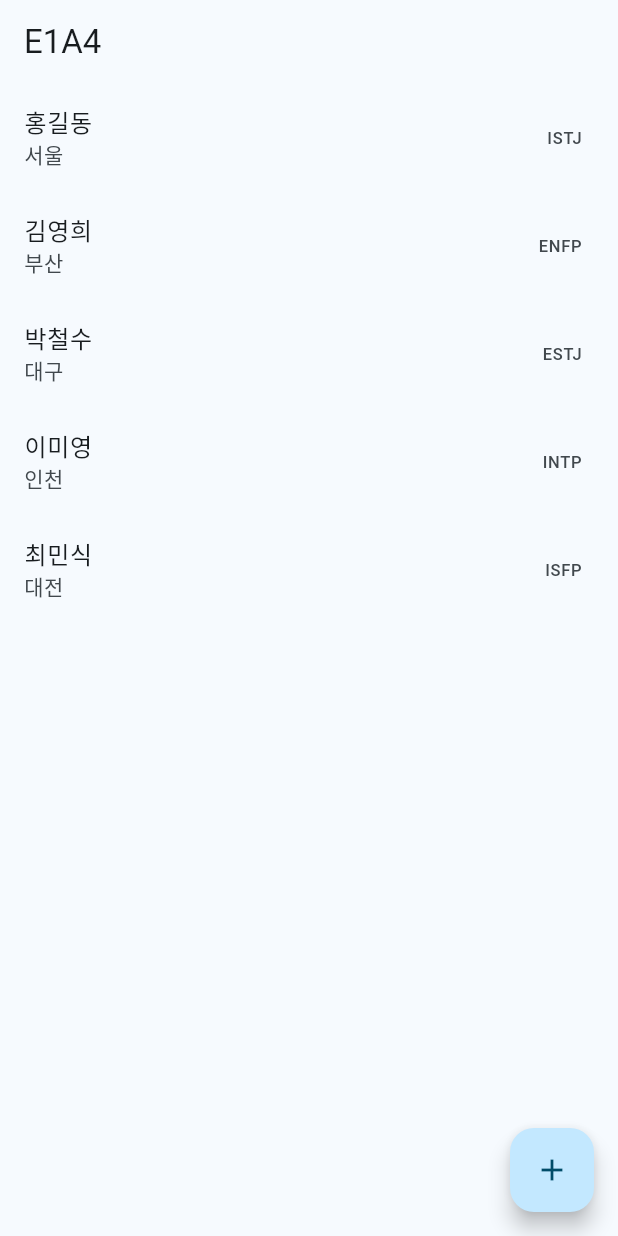
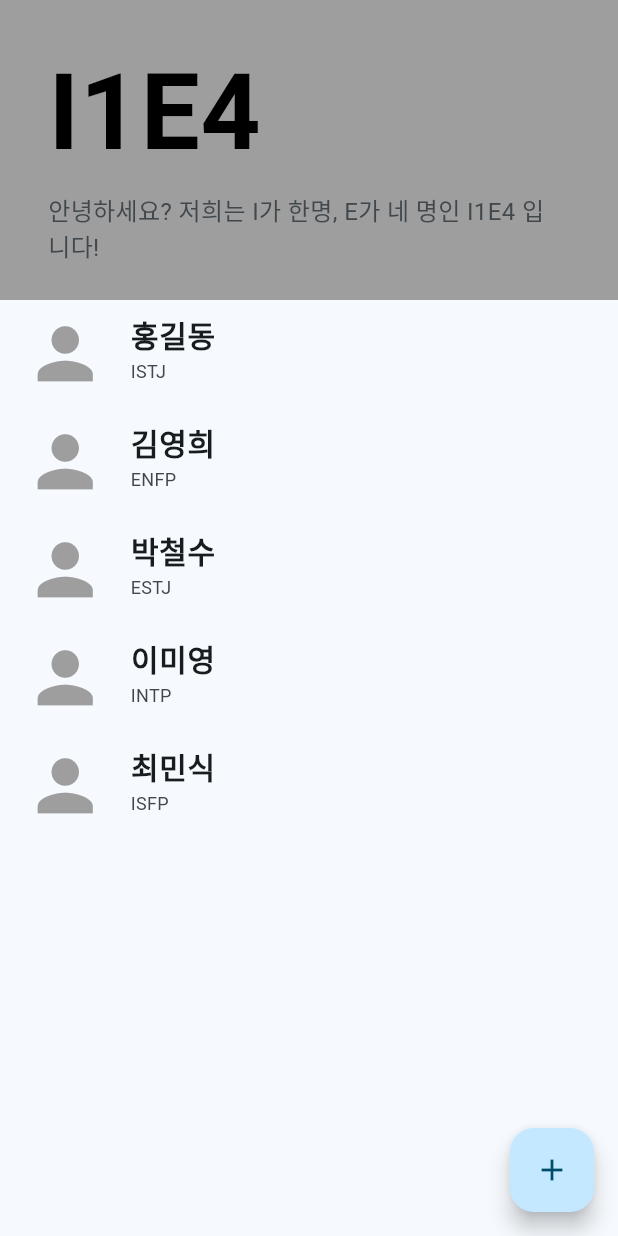
Before and after one commit to alexcho617/helloIOneEFour, a Flutter app: the screen it shows after launch, on a phone screen of 412 x 824 dp. Run offline on Flutter 3.47's test engine with Material 2 defaults, Android fonts, the phone set to English and light mode, and no system bars; our stand-ins replace image_picker, shared_preferences.

Commit message:
chaged directory

```diff
--- a/hello_i1e4/lib/pages/listPage.dart
+++ b/hello_i1e4/lib/pages/listPage.dart
@@ -1,8 +1,8 @@
 import 'package:flutter/material.dart';
-import 'package:hello_i1e4/TeamMember.dart';
 import 'package:hello_i1e4/pages/detailPage.dart';
 import 'package:hello_i1e4/service/member_service.dart';
 import 'package:provider/provider.dart';
+import '../TeamMember.dart';
 import 'newPage.dart';
 
 class ListPage extends StatelessWidget {
@@ -15,8 +15,25 @@ class ListPage extends StatelessWidget {
 
       return Scaffold(
         appBar: AppBar(
-          title: Text("E1A4"),
+        title: ListTile(
+          title: Text(
+            "I1E4",
+            style: TextStyle(
+              fontSize: 70,
+              fontWeight: FontWeight.bold,
+              color: Colors.black,
+            ),
+          ),
+          subtitle: Text(
+            "안녕하세요? 저희는 I가 한명, E가 네 명인 I1E4 입니다!",
+            style: TextStyle(
+              fontSize: 16,
+            ),
+          ),
         ),
+        backgroundColor: Colors.grey,
+        toolbarHeight: 200,
+      ),
         floatingActionButton: FloatingActionButton(
           child: Icon(Icons.add),
           onPressed: () {
@@ -57,9 +74,22 @@ class ListPage extends StatelessWidget {
                       ),
                       );
                 },
-                title: Text(teamList[index].name),
-                subtitle: Text(teamList[index].city),
-                trailing: Text(teamList[index].mbti),
+                title: Text(
+                teamList[index].name,
+                style: TextStyle(fontWeight: FontWeight.bold, fontSize: 20),
+              ),
+              subtitle:
+                  Text(teamList[index].mbti, style: TextStyle(fontSize: 12)),
+              leading: Stack(
+                alignment: Alignment.bottomCenter,
+                children: [
+                  Icon(
+                    Icons.person,
+                    color: Colors.grey[500],
+                    size: 55,
+                  ),
+                ],
+              )
               ));
           },
         ),
--- a/hello_i1e4/lib/pages/newPage.dart
+++ b/hello_i1e4/lib/pages/newPage.dart
@@ -1,6 +1,5 @@
 import 'dart:io';
 import 'package:flutter/material.dart';
-import 'package:hello_i1e4/main.dart';
 import 'package:hello_i1e4/service/member_service.dart';
 import 'package:image_picker/image_picker.dart';
 import 'package:provider/provider.dart';
--- a/hello_i1e4/lib/service/member_service.dart
+++ b/hello_i1e4/lib/service/member_service.dart
@@ -67,4 +67,5 @@ class MemberService extends ChangeNotifier {
 // delete member
 
 // update member
+
 }
--- a/hello_i1e4/pubspec.yaml
+++ b/hello_i1e4/pubspec.yaml
@@ -14,7 +14,6 @@ dependencies:
   cupertino_icons: ^1.0.2
   shared_preferences: ^2.2.0
   provider: ^6.0.5
-  swipeable_tile:
   image_picker:
 
 
--- a/lib/main.dart
+++ /dev/null
@@ -1,22 +0,0 @@
-import 'package:flutter/material.dart';
-import 'package:hello_i1e4/pages/listPage.dart';
-
-void main() {
-  runApp(const MyApp());
-}
-
-class MyApp extends StatelessWidget {
-  const MyApp({super.key});
-
-  @override
-  Widget build(BuildContext context) {
-    return MaterialApp(
-      title: 'Hello E1A4',
-      theme: ThemeData(
-        colorScheme: ColorScheme.fromSeed(seedColor: Colors.lightBlueAccent),
-        useMaterial3: true,
-      ),
-      home:  ListPage(),
-    );
-  }
-}
--- a/lib/pages/listPage.dart
+++ /dev/null
@@ -1,84 +0,0 @@
-// ignore_for_file: prefer_const_constructors_in_immutables, prefer_const_constructors, must_be_immutable
-import 'package:flutter/material.dart';
-import '../teamMember.dart';
-import 'detailPage.dart';
-
-class ListPage extends StatelessWidget {
-  ListPage({Key? key});
-
-  List<TeamMember> teamMembers = TeamMember.getDummyTeamMembers();
-
-  @override
-  Widget build(BuildContext context) {
-    return Scaffold(
-      appBar: AppBar(
-        title: ListTile(
-          title: Text(
-            "I1E4",
-            style: TextStyle(
-              fontSize: 70,
-              fontWeight: FontWeight.bold,
-              color: Colors.black,
-            ),
-          ),
-          subtitle: Text(
-            "안녕하세요? 저희는 I가 한명, E가 네 명인 I1E4 입니다!",
-            style: TextStyle(
-              fontSize: 16,
-            ),
-          ),
-        ),
-        backgroundColor: Colors.grey,
-        toolbarHeight: 200,
-      ),
-      body: ListView.separated(
-        padding: const EdgeInsets.all(20.0),
-        itemCount: teamMembers.length,
-        itemBuilder: (context, index) {
-          return GestureDetector(
-            onTap: () {
-              // Navigation logic to detail page
-              Navigator.push(
-                context,
-                MaterialPageRoute(
-                  builder: (context) =>
-                      DetailPage(teamMember: teamMembers[index]),
-                ),
-              );
-            },
-            child: ListTile(
-              title: Text(
-                teamMembers[index].name,
-                style: TextStyle(fontWeight: FontWeight.bold, fontSize: 20),
-              ),
-              subtitle:
-                  Text(teamMembers[index].mbti, style: TextStyle(fontSize: 12)),
-              leading: Stack(
-                alignment: Alignment.bottomCenter,
-                children: [
-                  Icon(
-                    Icons.person,
-                    color: Colors.grey[500],
-                    size: 55,
-                  ),
-                ],
-              ),
-            ),
-          );
-        },
-        separatorBuilder: (BuildContext context, int index) {
-          return Divider();
-        },
-      ),
-      floatingActionButton: FloatingActionButton(
-        backgroundColor: Colors.grey,
-        elevation: 1,
-        child: Icon(
-          Icons.add_circle,
-          size: 36,
-        ),
-        onPressed: () {}, // 페이지 화면 전환(이동) 로직 필요
-      ),
-    );
-  }
-}
--- a/lib/teamMember.dart
+++ /dev/null
@@ -1,48 +0,0 @@
-class TeamMember {
-  String name;
-  String mbti;
-  String city;
-  String funFact;
-
-  TeamMember({
-    required this.name,
-    required this.mbti,
-    required this.city,
-    required this.funFact,
-  });
-
-  static List<TeamMember> getDummyTeamMembers() {
-    return [
-      TeamMember(
-        name: "홍길동",
-        mbti: "ISTJ",
-        city: "서울",
-        funFact: "커피를 마시면 에너지가 넘칩니다.",
-      ),
-      TeamMember(
-        name: "김영희",
-        mbti: "ENFP",
-        city: "부산",
-        funFact: "노래를 잘 부릅니다.",
-      ),
-      TeamMember(
-        name: "박철수",
-        mbti: "ESTJ",
-        city: "대구",
-        funFact: "요리를 하는 것을 즐깁니다.",
-      ),
-      TeamMember(
-        name: "이미영",
-        mbti: "INTP",
-        city: "인천",
-        funFact: "여행을 좋아합니다.",
-      ),
-      TeamMember(
-        name: "최민식",
-        mbti: "ISFP",
-        city: "대전",
-        funFact: "악기 연주를 잘합니다.",
-      ),
-    ];
-  }
-}
```
Also changed, not shown: analysis_options.yaml (deleted, +0 -29 lines), lib/pages/detailPage.dart (deleted, +0 -30 lines), lib/pages/newPage.dart (deleted, +0 -68 lines), pubspec.yaml (deleted, +0 -26 lines), assets/images/user.png (deleted), hello_i1e4/pubspec.lock, pubspec.lock (deleted), 125 other files.
